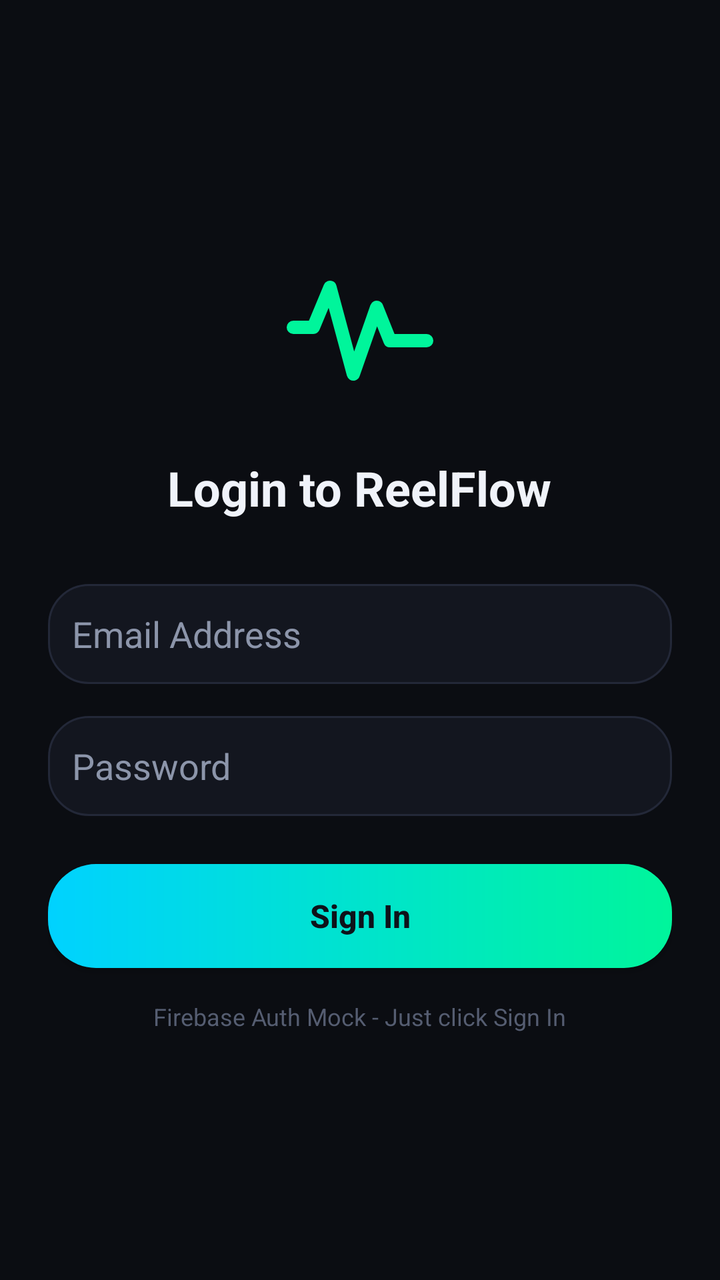
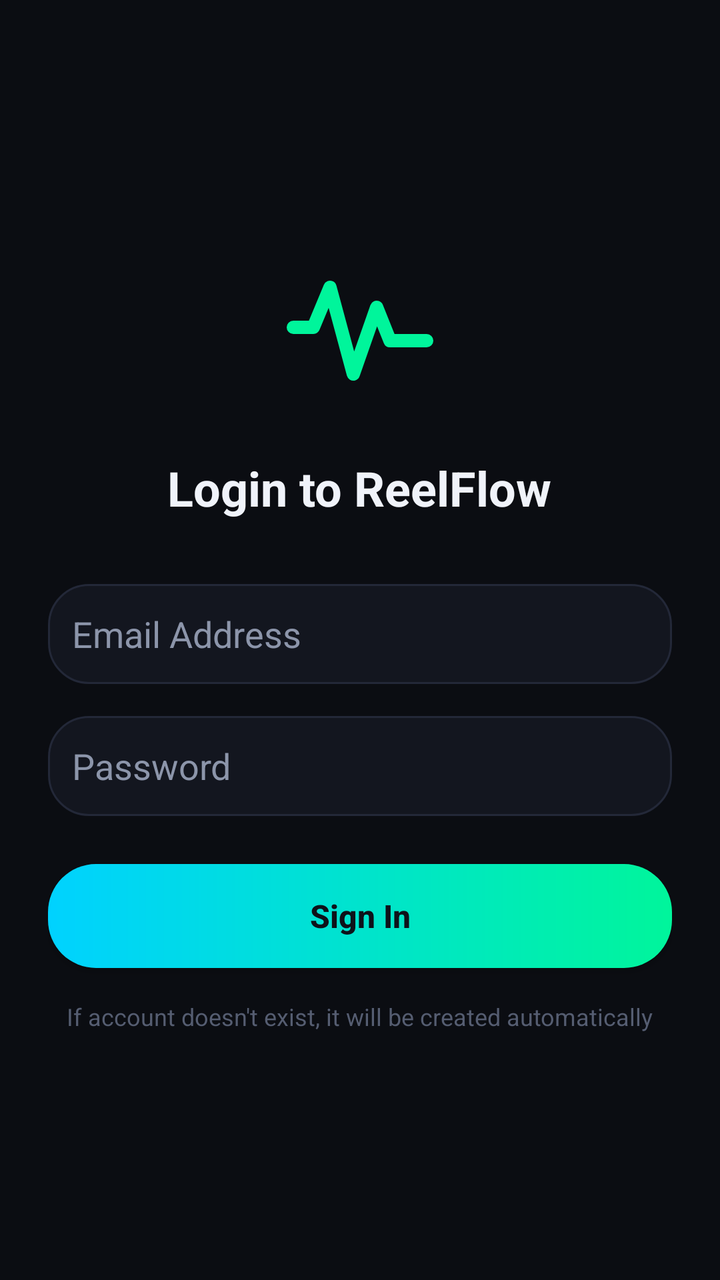

Two renders of the same Android screen: before a commit and after it. Below are the layout's source before the change and the commit's diff.
<!-- AndroidManifest.xml: application theme Theme.AutoScroller -->
<!-- res/layout/activity_login.xml -->
<?xml version="1.0" encoding="utf-8"?>
<LinearLayout xmlns:android="http://schemas.android.com/apk/res/android"
    android:layout_width="match_parent"
    android:layout_height="match_parent"
    android:background="@color/bg_dark"
    android:gravity="center"
    android:orientation="vertical"
    android:padding="24dp">

    <ImageView
        android:layout_width="80dp"
        android:layout_height="80dp"
        android:src="@drawable/ic_waveform"
        android:contentDescription="Logo"
        android:layout_marginBottom="24dp"/>

    <TextView
        android:layout_width="wrap_content"
        android:layout_height="wrap_content"
        android:text="Login to ReelFlow"
        android:textColor="@color/text_primary"
        android:textSize="24sp"
        android:textStyle="bold"
        android:layout_marginBottom="32dp"/>

    <EditText
        android:id="@+id/editEmail"
        android:layout_width="match_parent"
        android:layout_height="50dp"
        android:background="@drawable/bg_card_modern"
        android:hint="Email Address"
        android:textColorHint="@color/text_secondary"
        android:textColor="@color/text_primary"
        android:padding="12dp"
        android:inputType="textEmailAddress"
        android:layout_marginBottom="16dp"/>

    <EditText
        android:id="@+id/editPassword"
        android:layout_width="match_parent"
        android:layout_height="50dp"
        android:background="@drawable/bg_card_modern"
        android:hint="Password"
        android:textColorHint="@color/text_secondary"
        android:textColor="@color/text_primary"
        android:padding="12dp"
        android:inputType="textPassword"
        android:layout_marginBottom="24dp"/>

    <androidx.appcompat.widget.AppCompatButton
        android:id="@+id/btnLoginSubmit"
        android:layout_width="match_parent"
        android:layout_height="52dp"
        android:background="@drawable/bg_gradient_button"
        android:text="Sign In"
        android:textAllCaps="false"
        android:textColor="#0E121A"
        android:textSize="16sp"
        android:textStyle="bold" />

    <TextView
        android:layout_width="wrap_content"
        android:layout_height="wrap_content"
        android:text="Firebase Auth Mock - Just click Sign In"
        android:textColor="@color/text_muted"
        android:textSize="12sp"
        android:layout_marginTop="16dp"/>

</LinearLayout>
<!-- resources referenced by this layout -->
<resources>
  <color name="bg_dark">#0B0D12</color>
  <color name="text_muted">#555D71</color>
  <color name="text_primary">#F0F3FA</color>
  <color name="text_secondary">#8C95AA</color>
  <!-- drawable bg_card_modern (drawable) -->
  <?xml version="1.0" encoding="utf-8"?>
  <shape xmlns:android="http://schemas.android.com/apk/res/android"
      android:shape="rectangle">
      <corners android:radius="20dp" />
      <solid android:color="@color/card_bg" />
      <stroke
          android:width="1dp"
          android:color="@color/card_border" />
  </shape>
  <!-- drawable bg_gradient_button (drawable) -->
  <?xml version="1.0" encoding="utf-8"?>
  <ripple xmlns:android="http://schemas.android.com/apk/res/android"
      android:color="#40FFFFFF">
      <item>
          <shape android:shape="rectangle">
              <corners android:radius="24dp" />
              <gradient
                  android:angle="0"
                  android:endColor="@color/neon_green"
                  android:startColor="@color/neon_cyan"
                  android:type="linear" />
          </shape>
      </item>
  </ripple>
  <!-- drawable ic_waveform (drawable) -->
  <vector xmlns:android="http://schemas.android.com/apk/res/android"
      android:width="24dp"
      android:height="24dp"
      android:viewportWidth="24"
      android:viewportHeight="24">
    <path
        android:fillColor="#00000000"
        android:strokeColor="@color/neon_green"
        android:strokeWidth="2"
        android:strokeLineCap="round"
        android:strokeLineJoin="round"
        android:pathData="M2,12h3l2.5,-6l3.5,13l3.5,-10l2,5h5.5"/>
  </vector>
  <style name="Theme.AutoScroller" parent="Theme.Material3.Dark.NoActionBar">
          <item name="colorPrimary">@color/neon_green</item>
          <item name="colorSecondary">@color/neon_cyan</item>
          <item name="android:statusBarColor">@color/bg_dark</item>
          <item name="android:navigationBarColor">@color/bg_dark</item>
          <item name="android:windowBackground">@color/bg_dark</item>
      </style>
  <color name="card_bg">#13161F</color>
  <color name="card_border">#232838</color>
  <color name="neon_green">#00F59B</color>
  <color name="neon_cyan">#00D2FF</color>
</resources>

<!-- the commit's change to res/layout/activity_login.xml (unified diff, before → after) -->
@@ -61,7 +61,7 @@
     <TextView
         android:layout_width="wrap_content"
         android:layout_height="wrap_content"
-        android:text="Firebase Auth Mock - Just click Sign In"
+        android:text="If account doesn't exist, it will be created automatically"
         android:textColor="@color/text_muted"
         android:textSize="12sp"
         android:layout_marginTop="16dp"/>
